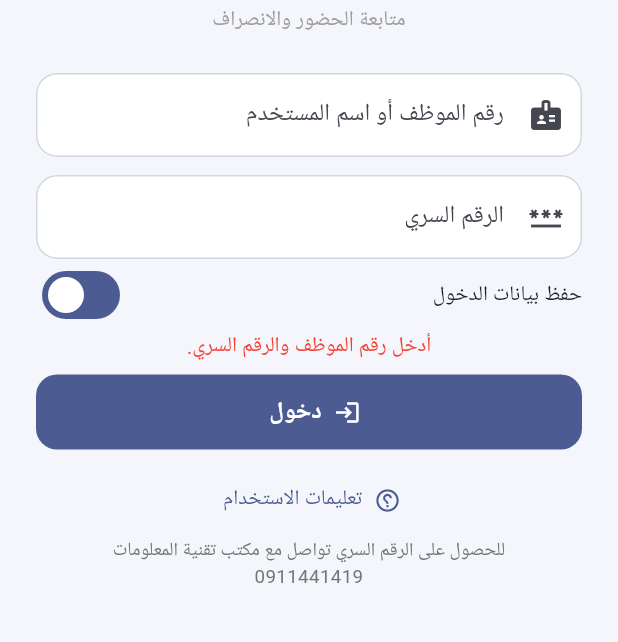
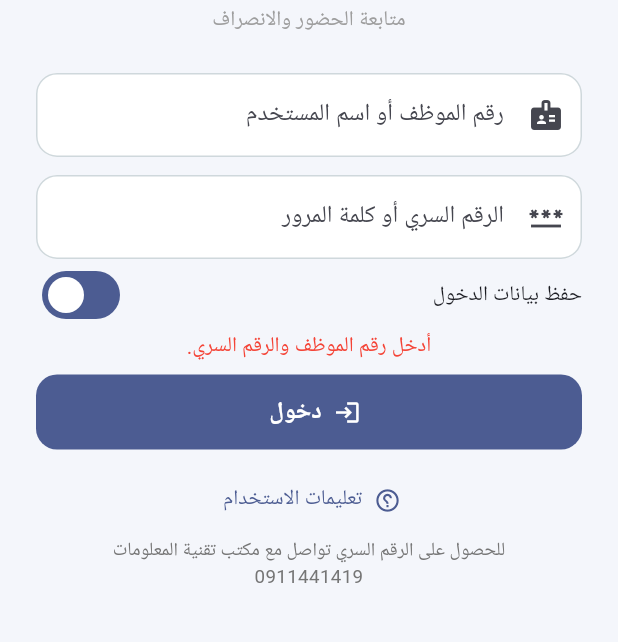
Before and after one commit to joker-ly/Hikvision, a Flutter app: the LoginScreen screen opened directly, after a tap on "دخول", on a phone screen of 412 x 824 dp, the part 413-1055 px from its top. Run offline on Flutter 3.47's test engine with Material 3 defaults, Android fonts, the phone set to English and light mode, and no system bars; our stand-ins replace device_info_plus, flutter_secure_storage, local_auth, shared_preferences; accounts and stored records are empty.

Commit message:
إصلاح تعذّر إدخال كلمة مرور المدير في شاشة الدخول
حقل الرقم السري كان بلوحة مفاتيح رقمية فقط، فتعذّر على المدير كتابة كلمة
مرور تحوي حروفًا فيُرفض دخوله. صار الحقل نصيًا (visiblePassword) بلا
تصحيح تلقائي، مع تسمية تشمل الحالتين

Co-Authored-By: Claude Opus 5 <noreply@anthropic.com>
Claude-Session: https://claude.ai/code/session_01SXp9iPG69cjs8EbdCx34Tx

```diff
--- a/mobile/lib/screens/login.dart
+++ b/mobile/lib/screens/login.dart
@@ -171,10 +171,13 @@ class _LoginScreenState extends State<LoginScreen> {
                 const SizedBox(height: 12),
                 TextField(
                   controller: _pinController,
-                  keyboardType: TextInputType.number,
+                  // لوحة نصية: الموظف يدخل أرقامًا والمدير كلمة مرور فيها حروف
+                  keyboardType: TextInputType.visiblePassword,
                   obscureText: true,
+                  autocorrect: false,
+                  enableSuggestions: false,
                   decoration: const InputDecoration(
-                    labelText: 'الرقم السري',
+                    labelText: 'الرقم السري أو كلمة المرور',
                     prefixIcon: Icon(Icons.password),
                   ),
                   onSubmitted: (_) => _login(),
```
